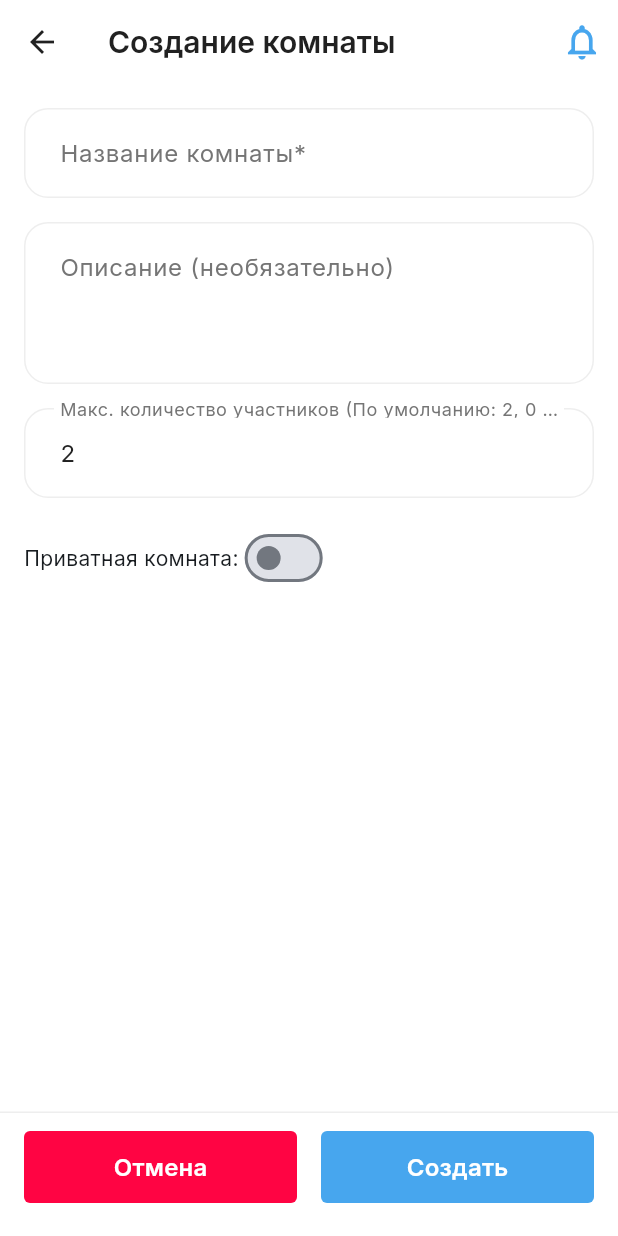
After one commit to AsmodayOfficial/demalu, a Flutter app: the RoomScreen screen opened directly, after a tap on the "add" icon, on a phone screen of 412 x 824 dp. The commit adds this screen. Run offline on Flutter 3.47's test engine with Material 3 defaults, Android fonts, the phone set to English and light mode, and no system bars; our stand-ins replace dio, flutter_dotenv, flutter_gemini, flutter_map, flutter_svg, geolocator and 3 more; accounts and stored records are empty; network calls fail.

Commit message:
create room

```diff
--- a/lib/data/api/api_config.dart
+++ b/lib/data/api/api_config.dart
@@ -15,6 +15,7 @@ class ApiConfig {
   static const String joinRoomEndpoint = '/api/v1/rooms/join';
   static const String myRoomEndpoint = '/api/v1/rooms/my';
   static const String leaveRoomEndpoint = '/api/v1/rooms/leave';
+  static const String proposalsEndpoint = '/api/v1/proposals';
   static const String locationsEndpoint = '/api/v1/locations';
   static const String socketUrl = '$baseUrl/locations';
 }
--- /dev/null
+++ b/lib/ui/screens/room/create_room_screen/create_rooms_screen.dart
@@ -0,0 +1,156 @@
+// ui/screens/room/create_room/create_room_screen.dart
+import 'package:demalu/data/modules/rooms_module/rooms_service/rooms_service.dart';
+import 'package:demalu/ui/widgets/base_page_wrapper.dart';
+import 'package:flutter/material.dart';
+
+class CreateRoomScreen extends StatefulWidget {
+  const CreateRoomScreen({super.key});
+
+  @override
+  State<CreateRoomScreen> createState() => _CreateRoomScreenState();
+}
+
+class _CreateRoomScreenState extends State<CreateRoomScreen> {
+  final _formKey = GlobalKey<FormState>();
+  final _nameController = TextEditingController();
+  final _descriptionController = TextEditingController();
+  // ИЗМЕНЕНИЕ: Устанавливаем значение '2' по умолчанию
+  final _maxMembersController = TextEditingController(text: '2');
+
+  final RoomsService _roomsService = RoomsService();
+  bool _isPrivate = false;
+  bool _isLoading = false;
+
+  @override
+  void dispose() {
+    _nameController.dispose();
+    _descriptionController.dispose();
+    _maxMembersController.dispose();
+    super.dispose();
+  }
+
+  Future<void> _createRoom() async {
+    if (_formKey.currentState?.validate() ?? false) {
+      setState(() {
+        _isLoading = true;
+      });
+
+      // Логика валидации остаётся прежней, она обработает '2' как валидное значение.
+      final int maxMembers = int.tryParse(_maxMembersController.text.trim()) ?? 0;
+
+      try {
+        await _roomsService.createRoom(
+          name: _nameController.text.trim(),
+          description: _descriptionController.text.trim().isEmpty
+              ? null
+              : _descriptionController.text.trim(),
+          isPrivate: _isPrivate,
+          maxMembers: maxMembers,
+          maxDistance: 0,
+        );
+
+        if (mounted) {
+          ScaffoldMessenger.of(context).showSnackBar(
+            const SnackBar(content: Text('Комната успешно создана!')),
+          );
+          Navigator.of(context).pop(true);
+        }
+      } catch (e) {
+        if (mounted) {
+          ScaffoldMessenger.of(context).showSnackBar(
+            SnackBar(content: Text(e.toString())),
+          );
+        }
+      } finally {
+        if (mounted) {
+          setState(() {
+            _isLoading = false;
+          });
+        }
+      }
+    }
+  }
+
+  @override
+  Widget build(BuildContext context) {
+    return BasePageWrapper(
+      title: 'Создание комнаты',
+      primaryButtonText: 'Создать',
+      onPrimaryAction: _createRoom,
+      secondaryButtonText: 'Отмена',
+      isLoading: _isLoading,
+      child: Form(
+        key: _formKey,
+        child: Column(
+          crossAxisAlignment: CrossAxisAlignment.start,
+          children: [
+            TextFormField(
+              controller: _nameController,
+              decoration: const InputDecoration(
+                labelText: 'Название комнаты*',
+                border: OutlineInputBorder(),
+              ),
+              validator: (value) {
+                if (value == null || value.trim().isEmpty) {
+                  return 'Введите название комнаты';
+                }
+                return null;
+              },
+            ),
+            const SizedBox(height: 16),
+            TextFormField(
+              controller: _descriptionController,
+              decoration: const InputDecoration(
+                labelText: 'Описание (необязательно)',
+                border: OutlineInputBorder(),
+                alignLabelWithHint: true,
+              ),
+              maxLines: 3,
+            ),
+            const SizedBox(height: 16),
+            // Поле теперь отображает '2' по умолчанию
+            TextFormField(
+              controller: _maxMembersController,
+              decoration: const InputDecoration(
+                // Обновляем текст, чтобы отразить дефолтное значение
+                labelText: 'Макс. количество участников (По умолчанию: 2, 0 = без лимита)',
+                border: OutlineInputBorder(),
+              ),
+              keyboardType: TextInputType.number,
+              validator: (value) {
+                if (value == null || value.trim().isEmpty) {
+                  return 'Введите число или 0';
+                }
+                final number = int.tryParse(value.trim());
+                if (number == null) {
+                  return 'Должно быть целое число';
+                }
+                if (number < 0) {
+                  return 'Число не может быть отрицательным';
+                }
+                if (number > 0 && number < 2) {
+                  return 'Минимум 2 участника для установки лимита';
+                }
+                return null;
+              },
+            ),
+            const SizedBox(height: 16),
+            Row(
+              children: [
+                const Text('Приватная комната:'),
+                Switch(
+                  value: _isPrivate,
+                  onChanged: _isLoading ? null : (value) {
+                    setState(() {
+                      _isPrivate = value;
+                    });
+                  },
+                ),
+              ],
+            ),
+          ],
+        ),
+      ),
+    );
+  }
+}
--- a/lib/ui/screens/room/room_screen.dart
+++ b/lib/ui/screens/room/room_screen.dart
@@ -1,4 +1,6 @@
+import 'package:demalu/core/color_log.dart';
 import 'package:demalu/data/modules/map_module/service/maps_service.dart'; // Импорт сервиса
+import 'package:demalu/ui/screens/room/create_room_screen/create_rooms_screen.dart';
 import 'package:demalu/ui/screens/room/current_room/current_room_screen.dart';
 import 'package:demalu/ui/screens/room/tab_rooms/private_rooms_screen.dart';
 import 'package:demalu/ui/screens/room/tab_rooms/public_rooms_screen.dart';
@@ -69,17 +71,33 @@ class _RoomScreenState extends State<RoomScreen> {
       return const CurrentRoomScreen();
     }
 
-    // Иначе -> Показываем Табы
     return Scaffold(
       backgroundColor: const Color(0xFFF5F5F5),
       appBar: CustomAppBar(title: 'Места рядом'),
       body: CustomSlidingTabs(
         firstTabScreen: PublicRoomsScreen(onJoinSuccess: _switchToMap),
-        // Передаем колбэк в PrivateRoomsScreen
         secondTabScreen: PrivateRoomsScreen(onJoinSuccess: _switchToMap),
         firstTabTitle: 'Публичные комнаты',
         secondTabTitle: 'Войти в комнату',
       ),
+      floatingActionButton: FloatingActionButton(
+        backgroundColor: Colors.white,
+        elevation: 3,
+        onPressed: () async {
+          // Кнопка создания новой комнаты
+          final result = await Navigator.of(context).push(
+            MaterialPageRoute(
+              builder: (context) => const CreateRoomScreen(),
+            ),
+          );
+          // Можно добавить логику обновления состояния после создания комнаты
+          if (result == true) {
+            // Например, обновить список комнат
+            colorLog("Комната создана, можно обновить списки", color: 'green');
+          }
+        },
+        child: const Icon(Icons.add),
+      ),
     );
   }
 }
--- /dev/null
+++ b/lib/ui/widgets/base_page_wrapper.dart
@@ -0,0 +1,89 @@
+import 'package:demalu/ui/widgets/custom_appbar.dart';
+import 'package:flutter/material.dart';
+import 'package:demalu/ui/widgets/custom_button.dart';
+import 'package:demalu/ui/styles/styles.dart';
+
+class BasePageWrapper extends StatelessWidget {
+  final String title;
+  final Widget child;
+  final String primaryButtonText;
+  final VoidCallback onPrimaryAction;
+  final String secondaryButtonText;
+  final VoidCallback? onSecondaryAction;
+  final bool isLoading;
+
+  const BasePageWrapper({
+    super.key,
+    required this.title,
+    required this.child,
+    required this.primaryButtonText,
+    required this.onPrimaryAction,
+    this.secondaryButtonText = 'Отмена',
+    this.onSecondaryAction,
+    this.isLoading = false,
+  });
+
+  @override
+  Widget build(BuildContext context) {
+    return Scaffold(
+      backgroundColor: Colors.white,
+      appBar: CustomAppBar(
+        title: title,
+        textStyle: AppTextStyles.heading3.copyWith(
+          color: AppColors.textPrimary,
+        ),
+      ),
+      body: SafeArea(
+        child: Column(
+          children: [
+            Expanded(
+              child: SingleChildScrollView(
+                padding: const EdgeInsets.all(16.0),
+                child: child,
+              ),
+            ),
+
+            _buildFooter(context),
+            SizedBox(height: 10),
+          ],
+        ),
+      ),
+    );
+  }
+
+  Widget _buildFooter(BuildContext context) {
+    return Container(
+      padding: const EdgeInsets.symmetric(horizontal: 16.0, vertical: 12.0),
+      decoration: BoxDecoration(
+        color: Colors.white,
+        border: Border(top: BorderSide(color: Colors.grey.shade200, width: 1)),
+      ),
+      child: Row(
+        children: [
+          Expanded(
+            child: CustomButton(
+              text: secondaryButtonText,
+              onTap: onSecondaryAction ?? () => Navigator.of(context).pop(),
+              backgroundColor: Color(0xFFFF0443),
+              textColor: AppColors.surface,
+              borderRadius: 4,
+              height: 48,
+            ),
+          ),
+          const SizedBox(width: 16),
+          Expanded(
+            child: CustomButton(
+              text: primaryButtonText,
+              onTap: onPrimaryAction,
+              backgroundColor: AppColors.primary,
+              textColor: Colors.white,
+              borderRadius: 4,
+              isLoading: isLoading,
+              height: 48,
+            ),
+          ),
+        ],
+      ),
+    );
+  }
+}
```
Also changed, not shown: lib/data/modules/rooms_module/proposals_service/proposals_service.dart (added, +21 -0 lines), lib/data/modules/rooms_module/prosponsal_repository/proposals_repository.dart (added, +42 -0 lines), lib/data/modules/rooms_module/rooms_repository/rooms_repository.dart (added, +41 -0 lines), lib/data/modules/rooms_module/rooms_service/rooms_service.dart (added, +22 -0 lines), lib/ui/screens/room/current_room/current_room_screen.dart (+52 -18 lines), lib/ui/screens/room/proposals/create_proposal_screen.dart (added, +114 -0 lines).
